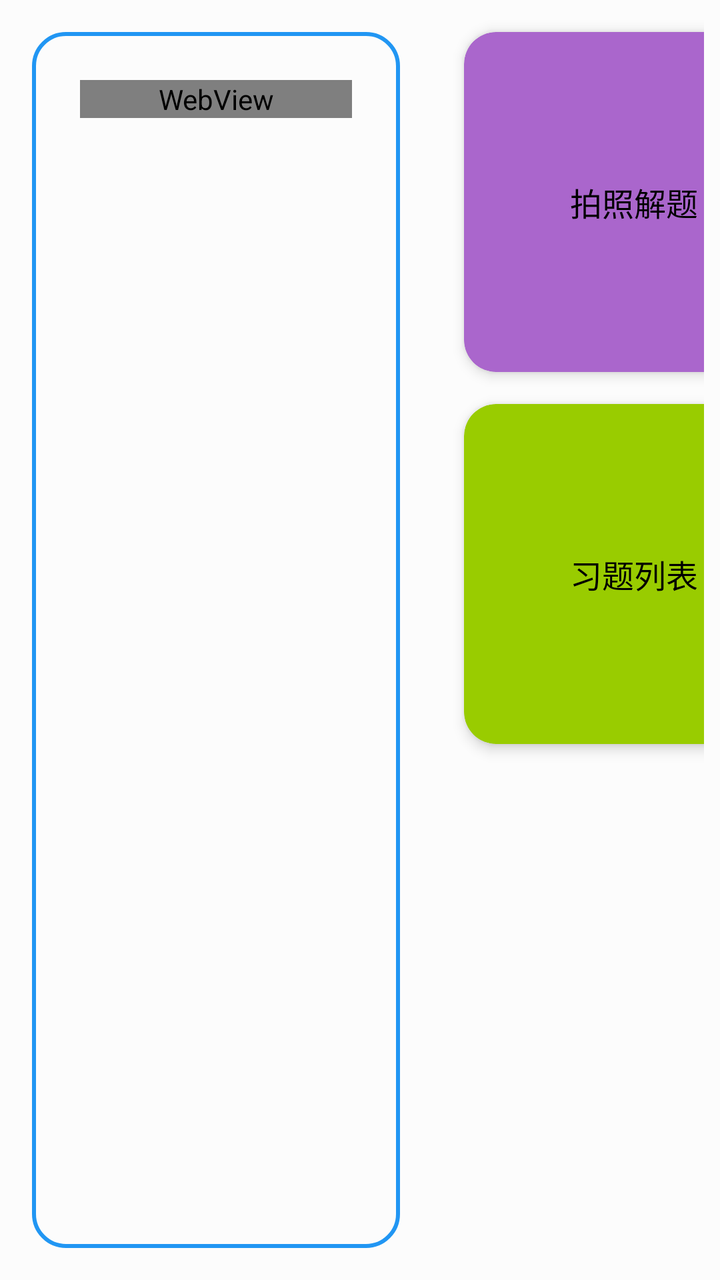
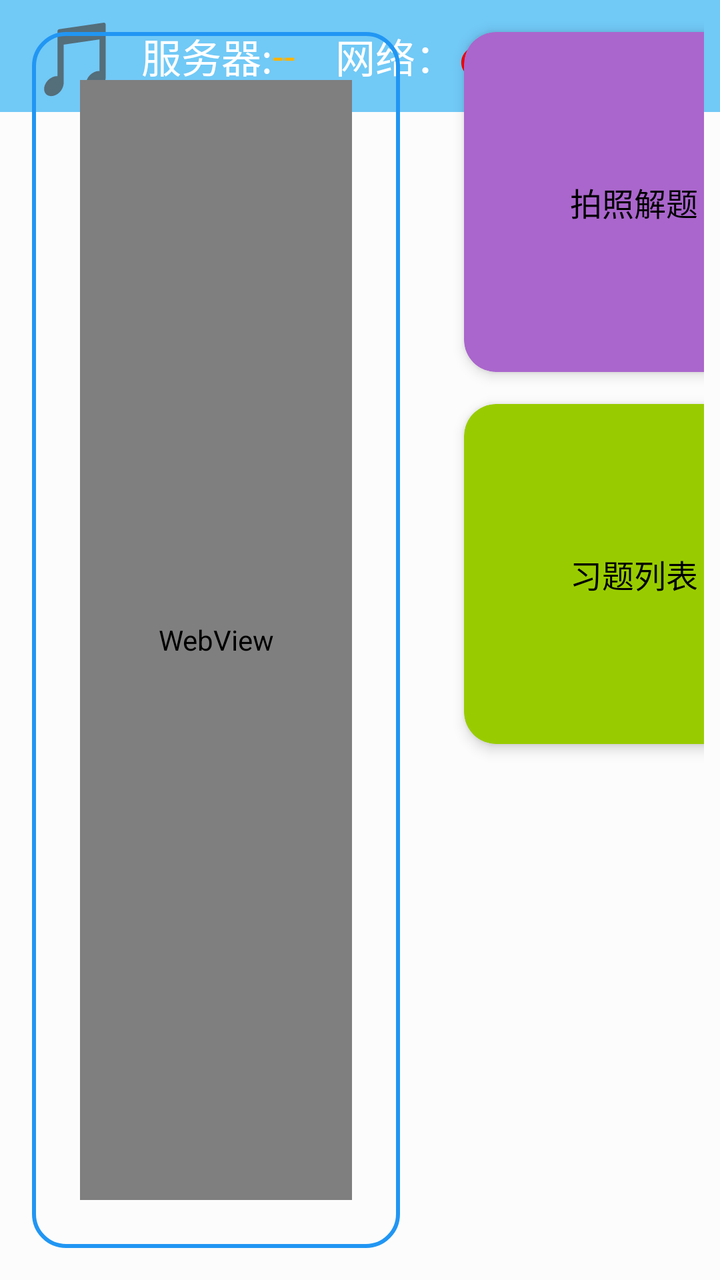

The first picture is an Android layout as it rendered before a commit; the second is the same layout after the commit. The layout source and the unified diff follow.
<!-- AndroidManifest.xml: application theme Theme.IMatesApp.FullScreen -->
<!-- res/layout/fragment_subject_biology.xml -->
<?xml version="1.0" encoding="utf-8"?>
 <androidx.constraintlayout.widget.ConstraintLayout
    xmlns:android="http://schemas.android.com/apk/res/android"
     xmlns:app="http://schemas.android.com/apk/res-auto"
     android:layout_width="match_parent"
     android:layout_height="match_parent"
     android:background="#80FFFFFF"
     xmlns:tools="http://schemas.android.com/tools"
     tools:context=".fragments.FragmentSubjectBiology">

    <ScrollView
        android:id="@+id/todo"
        android:layout_width="0dp"
        android:layout_height="match_parent"
        app:layout_constraintStart_toStartOf="parent"
        app:layout_constraintEnd_toStartOf="@+id/guideline"
        app:layout_constraintTop_toTopOf="parent"
        app:layout_constraintBottom_toBottomOf="parent"
        android:layout_margin="16dp"
        android:orientation="vertical"
        android:background="@drawable/todo_list_bg">

        <WebView
            android:id="@+id/knowledge_view"
            android:layout_width="match_parent"
            android:layout_height="wrap_content"
            android:layout_margin="24dp"/>

    </ScrollView>

    <GridLayout
            android:id="@+id/menuLayout"
            android:columnCount="2"
            android:rowCount="2"
            android:padding="8dp"
            android:layout_width="0dp"
            android:layout_height="match_parent"
            app:layout_constraintStart_toEndOf="@+id/guideline"
            app:layout_constraintEnd_toEndOf="parent"
            app:layout_constraintTop_toTopOf="parent"
            app:layout_constraintBottom_toBottomOf="parent">

            <androidx.cardview.widget.CardView
                android:id="@+id/photo_to_solve"
                android:backgroundTint="@android:color/holo_purple"
                android:clickable="true"
                android:focusable="true"
                android:foreground="?android:attr/selectableItemBackgroundBorderless"
                style="@style/MenuCard">
                <TextView
                    style="@style/MenuText"
                    android:textColor="@color/black"
                    android:text="@string/take_photo_solve_question"/>
            </androidx.cardview.widget.CardView>

            <androidx.cardview.widget.CardView
                android:id="@+id/card_my_favor"
                android:clickable="true"
                android:focusable="true"
                android:foreground="?android:attr/selectableItemBackgroundBorderless"
                style="@style/MenuCard"
                android:backgroundTint="@android:color/holo_blue_light">
                <TextView
                    style="@style/MenuText"
                    android:textColor="@color/black"
                    android:text="@string/my_favorite"/>
            </androidx.cardview.widget.CardView>

            <androidx.cardview.widget.CardView
                android:id="@+id/exercise"
                android:clickable="true"
                android:focusable="true"
                android:foreground="?android:attr/selectableItemBackgroundBorderless"
                style="@style/MenuCard"
                android:textColor="@color/black"
                android:backgroundTint="@android:color/holo_green_light">
                <TextView
                    style="@style/MenuText"
                    android:textColor="@color/black"
                    android:text="@string/question_list"/>
            </androidx.cardview.widget.CardView>

            <androidx.cardview.widget.CardView
                android:id="@+id/history"
                android:clickable="true"
                android:focusable="true"
                android:foreground="?android:attr/selectableItemBackgroundBorderless"
                style="@style/MenuCard"
                android:backgroundTint="@android:color/holo_orange_light">
                <TextView
                    style="@style/MenuText"
                    android:textColor="@color/black"
                    android:text="@string/history_archive"/>
            </androidx.cardview.widget.CardView>

        </GridLayout>

    
    <androidx.constraintlayout.widget.Guideline
        android:id="@+id/guideline"
        android:layout_width="wrap_content"
        android:layout_height="wrap_content"
        android:orientation="vertical"
        app:layout_constraintGuide_percent="0.6" />

    <androidx.fragment.app.FragmentContainerView
        android:id="@+id/container"
        android:layout_width="match_parent"
        android:layout_height="match_parent"
        app:layout_constraintBottom_toBottomOf="parent"
        app:layout_constraintEnd_toEndOf="parent"
        app:layout_constraintStart_toStartOf="parent"
        app:layout_constraintTop_toTopOf="parent" />

</androidx.constraintlayout.widget.ConstraintLayout>
<!-- resources referenced by this layout -->
<resources>
  <color name="black">#FF000000</color>
  <!-- drawable todo_list_bg (drawable) -->
  <?xml version="1.0" encoding="utf-8"?>
  <shape xmlns:android="http://schemas.android.com/apk/res/android"
      android:shape="rectangle">
      
      <corners android:radius="16dp" />
  
      
      <stroke
          android:width="2dp"
          android:color="#2196F3" />
  </shape>
  <string name="history_archive">历史档案</string>
  <string name="my_favorite">收藏中心</string>
  <string name="question_list">习题列表</string>
  <string name="take_photo_solve_question">拍照解题</string>
  <style name="MenuCard">
          <item name="android:layout_width">230dp</item>
          <item name="android:layout_height">200dp</item>
          <item name="android:layout_margin">8dp</item>
          <item name="cardCornerRadius">16dp</item>
          <item name="cardElevation">4dp</item>
      </style>
  <style name="MenuText">
          <item name="android:layout_width">wrap_content</item>
          <item name="android:layout_height">wrap_content</item>
          <item name="android:layout_gravity">center</item>
          <item name="android:textColor">@android:color/white</item>
          <item name="android:textSize">16sp</item>
      </style>
  <style name="Theme.IMatesApp.FullScreen" parent="Theme.AppCompat.Light.NoActionBar">
          
          <item name="android:windowFullscreen">true</item>
          
          <item name="android:windowTranslucentStatus">true</item>
          
          <item name="android:windowTranslucentNavigation">true</item>
      </style>
</resources>

<!-- the commit's change to res/layout/fragment_subject_biology.xml (unified diff, before → after) -->
@@ -7,14 +7,133 @@
      android:background="#80FFFFFF"
      xmlns:tools="http://schemas.android.com/tools"
      tools:context=".fragments.FragmentSubjectBiology">
-
-    <ScrollView
+    <com.google.android.material.appbar.AppBarLayout
+        android:id="@+id/tool_bar"
+        android:layout_width="match_parent"
+        android:layout_height="wrap_content"
+        app:layout_constraintTop_toTopOf="parent"
+        app:layout_constraintStart_toStartOf="parent">
+
+        <androidx.appcompat.widget.Toolbar
+            android:layout_width="match_parent"
+            android:layout_height="?attr/actionBarSize"
+            android:background="#71c9f6"
+            android:minHeight="50dp">
+            <LinearLayout
+                android:layout_width="match_parent"
+                android:layout_height="match_parent">
+
+                <TextView
+                    android:id="@+id/music_menu"
+                    android:layout_width="wrap_content"
+                    android:layout_height="match_parent"
+                    android:gravity="center"
+                    android:text="🎵"
+                    android:textSize="36dp"
+                    android:textColor="#FFFFFF"/>
+
+                <TextView
+                    android:layout_width="wrap_content"
+                    android:layout_height="match_parent"
+                    android:layout_marginStart="10dp"
+                    android:text="服务器:"
+                    android:textSize="20dp"
+                    android:gravity="center"
+                    android:textColor="#FFFFFF"/>
+                <TextView
+                    android:id="@+id/svr_ip"
+                    android:text="--"
+                    android:textSize="20dp"
+                    android:textColor="#FFB300"
+                    android:layout_marginRight="10dp"
+                    android:gravity="center"
+                    android:layout_gravity="center_vertical"
+                    android:layout_width="wrap_content"
+                    android:layout_height="match_parent"/>
+
+                <TextView
+                    android:layout_width="wrap_content"
+                    android:layout_height="match_parent"
+                    android:layout_marginStart="10dp"
+                    android:text="网络："
+                    android:textSize="20dp"
+                    android:gravity="center"
+                    android:textColor="#FFFFFF"/>
+                <TextView
+                    android:id="@+id/net_state"
+                    android:text="●"
+                    android:textSize="36dp"
+                    android:textColor="#FF0000"
+                    android:gravity="center"
+                    android:layout_marginRight="10dp"
+                    android:layout_width="wrap_content"
+                    android:layout_height="match_parent"/>
+
+                <TextView
+                    android:id="@+id/txt_current"
+                    android:layout_width="wrap_content"
+                    android:layout_height="match_parent"
+                    android:layout_marginLeft="10dp"
+                    android:gravity="center"
+                    android:text="当前:"
+                    android:textSize="20dp"
+                    android:textColor="#FFFFFF"
+                    android:visibility="gone"/>
+                <TextView
+                    android:id="@+id/line_indicate"
+                    android:text=""
+                    android:textSize="20dp"
+                    android:textColor="#D0FF0F"
+                    android:layout_marginRight="10dp"
+                    android:layout_width="wrap_content"
+                    android:layout_height="match_parent"
+                    android:visibility="gone"/>
+
+                <TextView
+                    android:layout_width="wrap_content"
+                    android:layout_height="match_parent"
+                    android:text="已选条目："
+                    android:textSize="20dp"
+                    android:gravity="center"
+                    android:textColor="#FFFFFF"/>
+                <TextView
+                    android:id="@+id/sel_music_name"
+                    android:text="-- --"
+                    android:textSize="20dp"
+                    android:gravity="center"
+                    android:textColor="#D0FF0F"
+                    android:layout_width="wrap_content"
+                    android:layout_height="match_parent"/>
+
+                <TextView
+                    android:id="@+id/my_record"
+                    android:layout_width="wrap_content"
+                    android:layout_height="match_parent"
+                    android:layout_marginLeft="10dp"
+                    android:text="⏺"
+                    android:textSize="36dp"
+                    android:visibility="visible"
+                    android:textColor="#FFFFFF"/>
+                <TextView
+                    android:id="@+id/my_record_list"
+                    android:text="录音列表"
+                    android:textSize="20dp"
+                    android:gravity="center"
+                    android:textColor="#D0FF0F"
+                    android:layout_width="wrap_content"
+                    android:layout_height="match_parent"/>
+
+            </LinearLayout>
+        </androidx.appcompat.widget.Toolbar>
+    </com.google.android.material.appbar.AppBarLayout>
+
+    <LinearLayout
         android:id="@+id/todo"
         android:layout_width="0dp"
         android:layout_height="match_parent"
         app:layout_constraintStart_toStartOf="parent"
         app:layout_constraintEnd_toStartOf="@+id/guideline"
-        app:layout_constraintTop_toTopOf="parent"
+        app:layout_constraintTop_toBottomOf="@id/tool_bar"
         app:layout_constraintBottom_toBottomOf="parent"
         android:layout_margin="16dp"
         android:orientation="vertical"
@@ -23,10 +142,10 @@
         <WebView
             android:id="@+id/knowledge_view"
             android:layout_width="match_parent"
-            android:layout_height="wrap_content"
+            android:layout_height="match_parent"
             android:layout_margin="24dp"/>
 
-    </ScrollView>
+    </LinearLayout>
 
     <GridLayout
             android:id="@+id/menuLayout"
@@ -37,7 +156,7 @@
             android:layout_height="match_parent"
             app:layout_constraintStart_toEndOf="@+id/guideline"
             app:layout_constraintEnd_toEndOf="parent"
-            app:layout_constraintTop_toTopOf="parent"
+            app:layout_constraintTop_toBottomOf="@id/tool_bar"
             app:layout_constraintBottom_toBottomOf="parent">
 
             <androidx.cardview.widget.CardView
